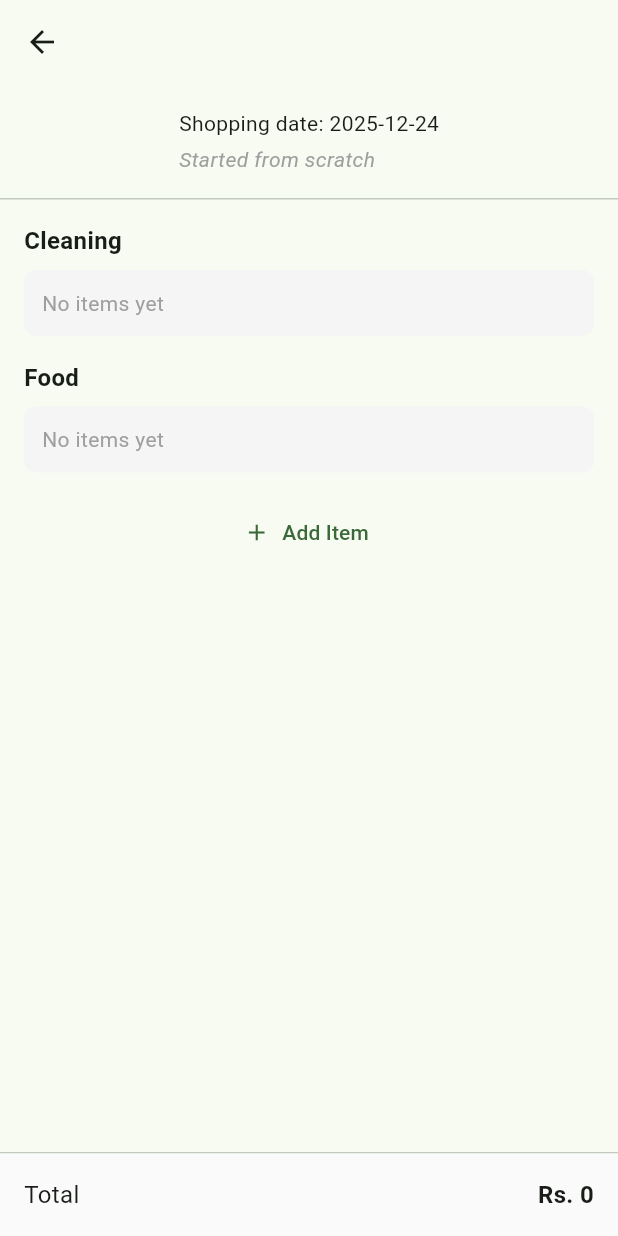
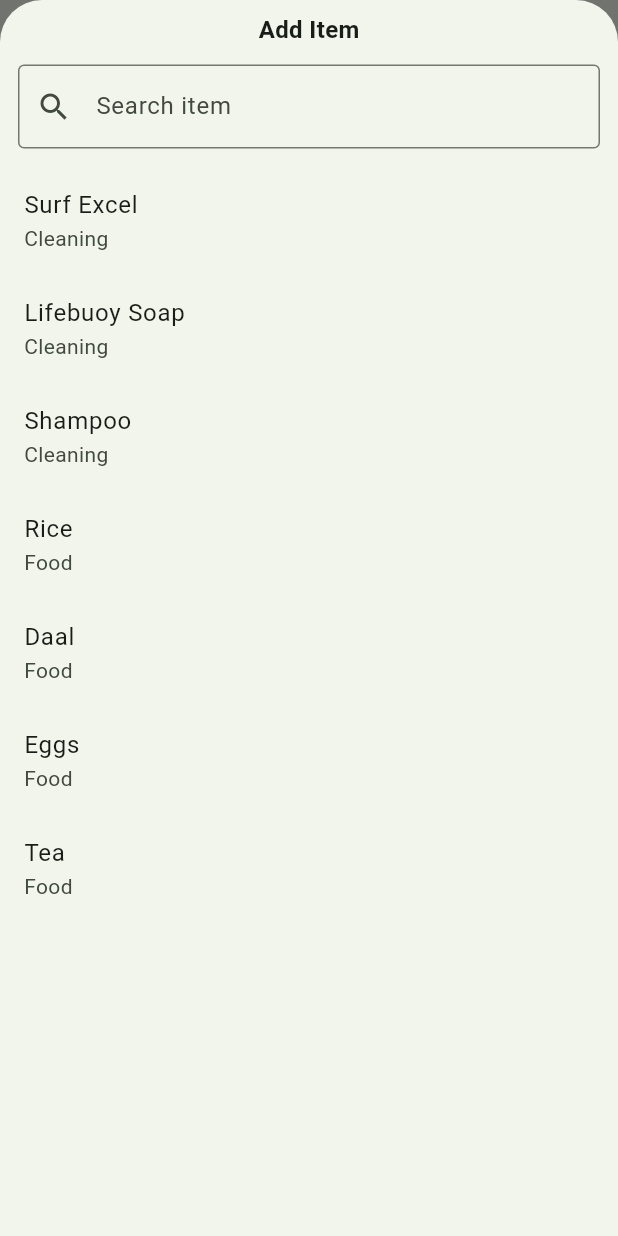
Before and after one commit to iamyasiramjad/grocery_ledger, a Flutter app: the GroceryListWorkspaceScreen screen opened directly with empty values, after a tap on "Add Item", on a phone screen of 412 x 824 dp. Run offline on Flutter 3.47's test engine with Material 3 defaults, Android fonts, the phone set to English and light mode, and no system bars.

Commit message:
Add item selection flow using bottom sheet

```diff
--- /dev/null
+++ b/lib/core/utils/static_items.dart
@@ -0,0 +1,16 @@
+class StaticItem {
+  final String name;
+  final String category;
+
+  const StaticItem(this.name, this.category);
+}
+
+const List<StaticItem> staticItems = [
+  StaticItem('Surf Excel', 'Cleaning'),
+  StaticItem('Lifebuoy Soap', 'Cleaning'),
+  StaticItem('Shampoo', 'Cleaning'),
+  StaticItem('Rice', 'Food'),
+  StaticItem('Daal', 'Food'),
+  StaticItem('Eggs', 'Food'),
+  StaticItem('Tea', 'Food'),
+];
--- /dev/null
+++ b/lib/features/grocery_list/workspace/add_item_bottom_sheet.dart
@@ -0,0 +1,71 @@
+import 'package:flutter/material.dart';
+import '../../../core/utils/static_items.dart';
+
+class AddItemBottomSheet extends StatefulWidget {
+  final Function(StaticItem) onItemSelected;
+
+  const AddItemBottomSheet({
+    super.key,
+    required this.onItemSelected,
+  });
+
+  @override
+  State<AddItemBottomSheet> createState() => _AddItemBottomSheetState();
+}
+
+class _AddItemBottomSheetState extends State<AddItemBottomSheet> {
+  String _query = '';
+
+  @override
+  Widget build(BuildContext context) {
+    final filteredItems = staticItems
+        .where((item) =>
+            item.name.toLowerCase().contains(_query.toLowerCase()))
+        .toList();
+
+    return Padding(
+      padding: MediaQuery.of(context).viewInsets,
+      child: Column(
+        mainAxisSize: MainAxisSize.min,
+        children: [
+          const SizedBox(height: 8),
+          const Text(
+            'Add Item',
+            style: TextStyle(fontSize: 16, fontWeight: FontWeight.bold),
+          ),
+          Padding(
+            padding: const EdgeInsets.all(12),
+            child: TextField(
+              decoration: const InputDecoration(
+                hintText: 'Search item',
+                prefixIcon: Icon(Icons.search),
+                border: OutlineInputBorder(),
+              ),
+              onChanged: (value) {
+                setState(() {
+                  _query = value;
+                });
+              },
+            ),
+          ),
+          Expanded(
+            child: ListView.builder(
+              itemCount: filteredItems.length,
+              itemBuilder: (context, index) {
+                final item = filteredItems[index];
+                return ListTile(
+                  title: Text(item.name),
+                  subtitle: Text(item.category),
+                  onTap: () {
+                    widget.onItemSelected(item);
+                    Navigator.pop(context);
+                  },
+                );
+              },
+            ),
+          ),
+        ],
+      ),
+    );
+  }
+}
--- a/lib/features/grocery_list/workspace/grocery_list_workspace_screen.dart
+++ b/lib/features/grocery_list/workspace/grocery_list_workspace_screen.dart
@@ -1,4 +1,7 @@
 import 'package:flutter/material.dart';
+import 'add_item_bottom_sheet.dart';
+import '../../../core/utils/static_items.dart';
+
 
 class GroceryListWorkspaceScreen extends StatelessWidget {
   final String listName;
@@ -23,7 +26,7 @@
           _buildHeader(),
           const Divider(height: 1),
           Expanded(
-            child: _buildItemsArea(),
+            child: _buildItemsArea(context),
           ),
           const Divider(height: 1),
           _buildBottomBar(),
@@ -56,7 +59,7 @@
     );
   }
 
-  Widget _buildItemsArea() {
+  Widget _buildItemsArea(BuildContext context) {
     return ListView(
       padding: const EdgeInsets.all(16),
       children: [
@@ -64,7 +67,7 @@
         const SizedBox(height: 16),
         _buildCategorySection('Food'),
         const SizedBox(height: 16),
-        _buildAddItemButton(),
+        _buildAddItemButton(context),
       ],
     );
   }
@@ -97,15 +100,31 @@
     );
   }
 
-  Widget _buildAddItemButton() {
+  Widget _buildAddItemButton(BuildContext context) {
     return TextButton.icon(
       onPressed: () {
-        // Next step: open add item flow
+        showModalBottomSheet(
+          context: context,
+          isScrollControlled: true,
+          builder: (_) {
+            return AddItemBottomSheet(
+              onItemSelected: (item) {
+                // TEMP: confirm selection
+                ScaffoldMessenger.of(context).showSnackBar(
+                  SnackBar(
+                    content: Text('${item.name} selected'),
+                  ),
+                );
+              },
+            );
+          },
+        );
       },
       icon: const Icon(Icons.add),
       label: const Text('Add Item'),
     );
   }
+
 
 
   Widget _buildBottomBar() {
```
